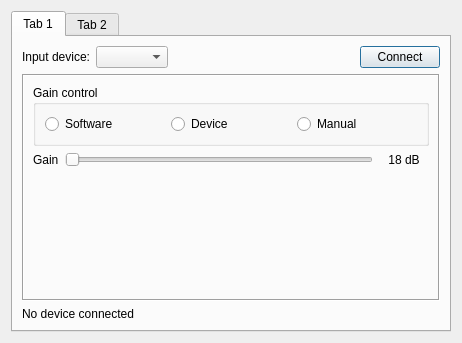
Before: the Qt Designer form gui/setupdialog.ui in KejPi/AbracaDABra, drawn with Qt 5.
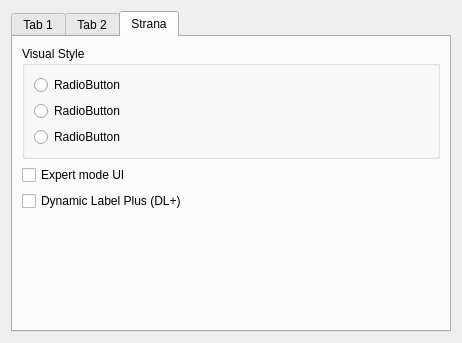
After: the same form once the commit is applied. The open tabs and pages were chosen to show the change.

Commit message: Menu redesigned, new tab in settings added for application style changes (dark mode supported), expert mode and DL+

```diff
--- a/gui/setupdialog.ui
+++ b/gui/setupdialog.ui
@@ -815,6 +815,70 @@
        <string>Tab 2</string>
       </attribute>
      </widget>
+     <widget class="QWidget" name="tabOthers">
+      <attribute name="title">
+       <string>Strana</string>
+      </attribute>
+      <layout class="QVBoxLayout" name="verticalLayout_5">
+       <item>
+        <widget class="QGroupBox" name="styleGroupBox">
+         <property name="title">
+          <string>Visual Style</string>
+         </property>
+         <layout class="QVBoxLayout" name="verticalLayout_2">
+          <item>
+           <widget class="QRadioButton" name="defaultRadioButton">
+            <property name="text">
+             <string>RadioButton</string>
+            </property>
+           </widget>
+          </item>
+          <item>
+           <widget class="QRadioButton" name="lightRadioButton">
+            <property name="text">
+             <string>RadioButton</string>
+            </property>
+           </widget>
+          </item>
+          <item>
+           <widget class="QRadioButton" name="darkRadioButton">
+            <property name="text">
+             <string>RadioButton</string>
+            </property>
+           </widget>
+          </item>
+         </layout>
+        </widget>
+       </item>
+       <item>
+        <widget class="QCheckBox" name="expertCheckBox">
+         <property name="text">
+          <string>Expert mode UI</string>
+         </property>
+        </widget>
+       </item>
+       <item>
+        <widget class="QCheckBox" name="dlPlusCheckBox">
+         <property name="text">
+          <string>Dynamic Label Plus (DL+)</string>
+         </property>
+        </widget>
+       </item>
+       <item>
+        <spacer name="verticalSpacer_2">
+         <property name="orientation">
+          <enum>Qt::Vertical</enum>
+         </property>
+         <property name="sizeHint" stdset="0">
+          <size>
+           <width>20</width>
+           <height>40</height>
+          </size>
+         </property>
+        </spacer>
+       </item>
+      </layout>
+     </widget>
     </widget>
    </item>
   </layout>
```
The commit also changes 5 other files.
